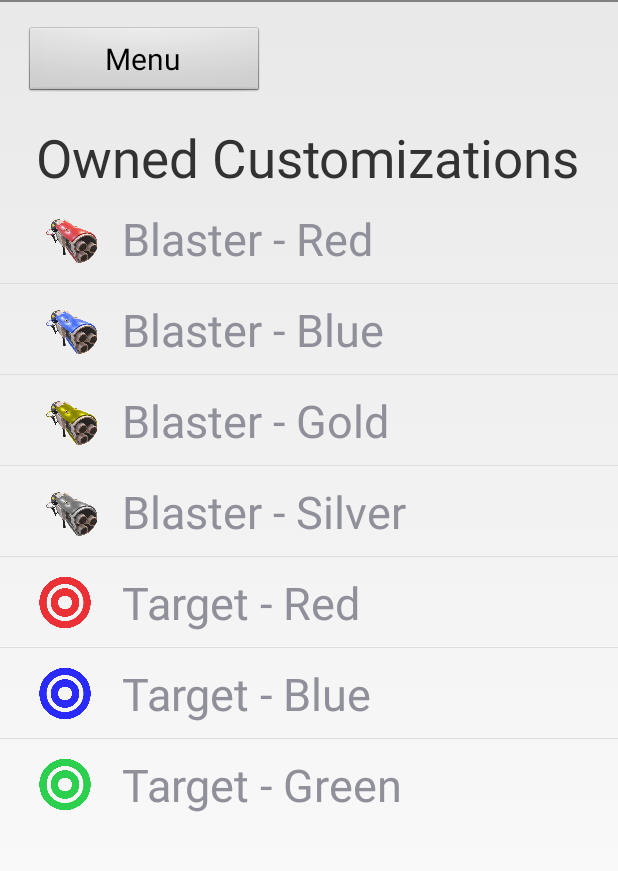
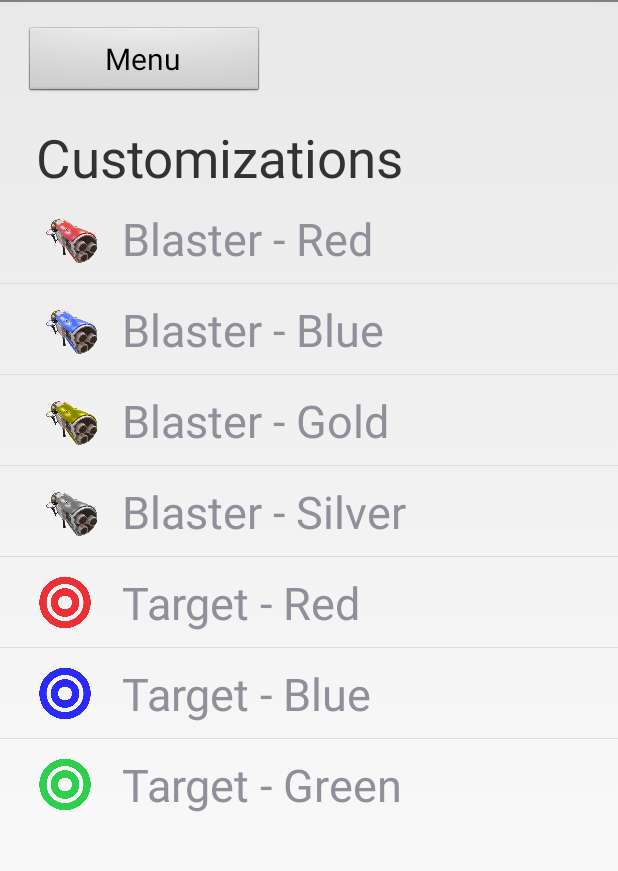
Before and after one commit to JacobCGibson/StarPower, an Android app: the OwnedMenuActivity screen opened directly, with no data from a screen before it, on a phone screen of 412 x 824 dp, the part 36-907 px from its top. Run offline under Robolectric (Android 15) with nearby library versions, the phone set to English and light mode, and no system bars.

Commit message:
Update strings.xml

```diff
--- a/samples/hello_ar_java/app/src/main/res/values/strings.xml
+++ b/samples/hello_ar_java/app/src/main/res/values/strings.xml
@@ -70,7 +70,7 @@
     <string name="return_button">Main Menu</string>
 
     // 5. Owned Customizations
-    <string name="owned_label">Owned Customizations</string>
+    <string name="owned_label">Customizations</string>
     <string name="o_menu_button">Menu</string>
     <string name="o_shop_button">Shop</string>
     <string name="custom_label">Placeholder Custom</string>
```
